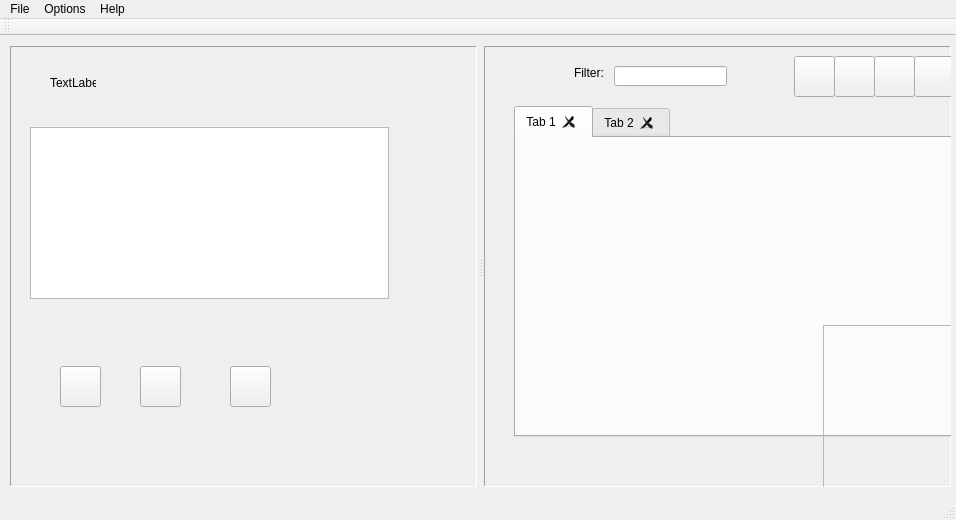
The window that src/yarplogger-qt/mainwindow.ui (robotology/yarp) describes before a commit, drawn with Qt 5.
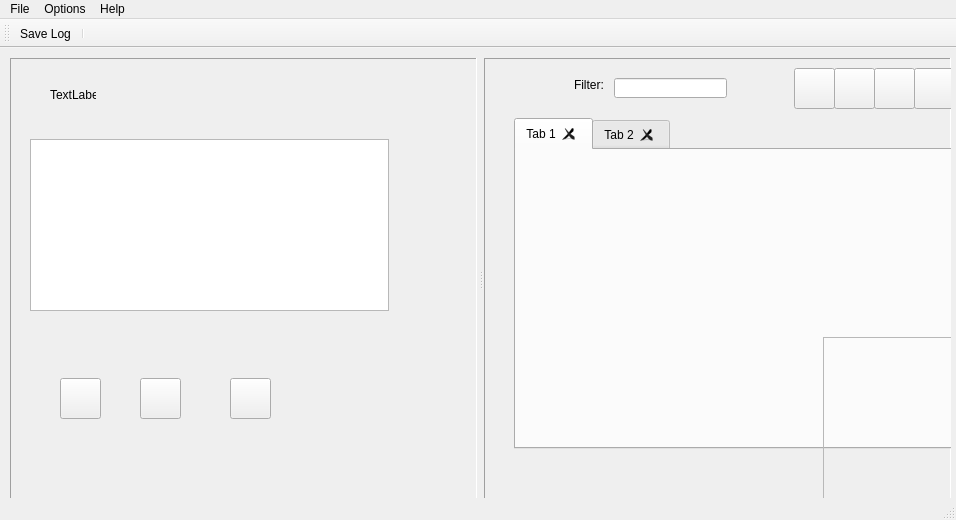
The same window after the commit. Icons and pictures are not drawn.

What changed in the file:
```diff
--- a/src/yarplogger-qt/mainwindow.ui
+++ b/src/yarplogger-qt/mainwindow.ui
@@ -164,7 +164,7 @@
           <bool>true</bool>
          </property>
          <attribute name="headerVisible">
-          <bool>true</bool>
+          <bool>false</bool>
          </attribute>
         </widget>
        </item>
@@ -469,6 +469,8 @@
    <attribute name="toolBarBreak">
     <bool>false</bool>
    </attribute>
+   <addaction name="actionSave_Log"/>
+   <addaction name="separator"/>
   </widget>
   <widget class="QStatusBar" name="statusBar"/>
   <action name="actionAbout_QtYarpLogger">
```
Left out of the diff: 7 changed lines with no effect on the pictures.
